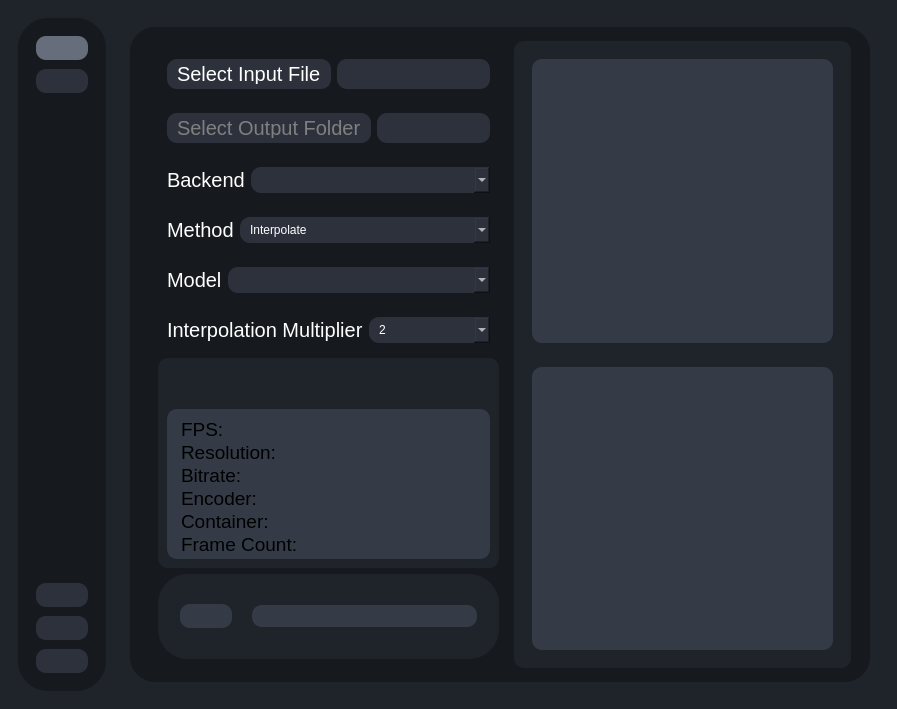
This is testRVEInterface.ui in TNTwise/REAL-Video-Enhancer as Qt 5 draws it before an edit. The edited form follows.
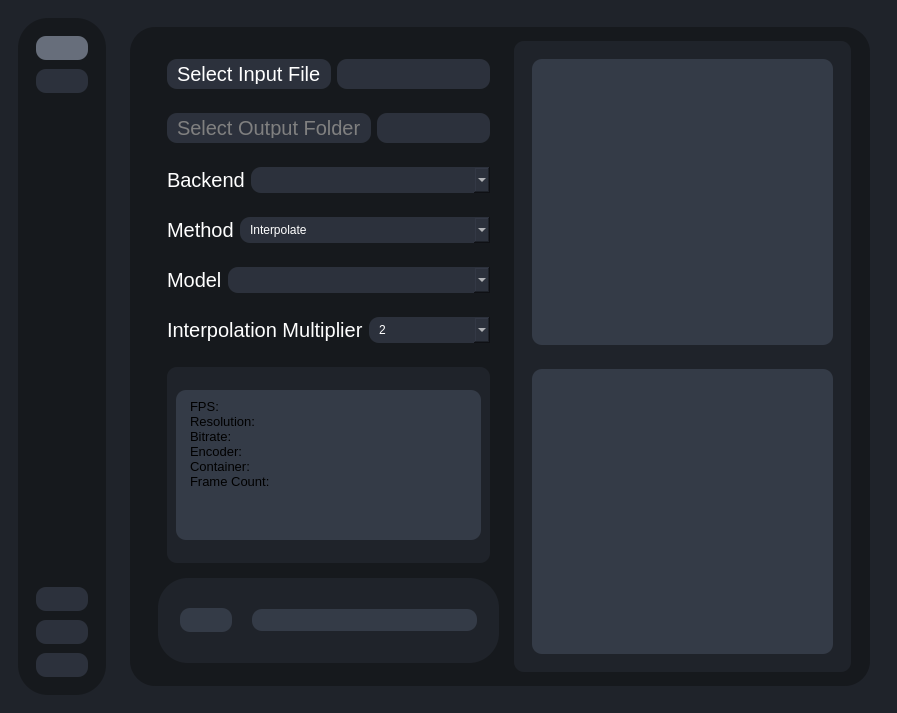
This is the edited form. The open tabs and pages were chosen to show the change. Icons and pictures are not drawn.

Commit message: finish up video info

```diff
--- a/testRVEInterface.ui
+++ b/testRVEInterface.ui
@@ -7,7 +7,7 @@
     <x>0</x>
     <y>0</y>
     <width>897</width>
-    <height>709</height>
+    <height>713</height>
    </rect>
   </property>
   <property name="windowTitle">
@@ -598,7 +598,16 @@
                   </widget>
                  </item>
                  <item>
+                  <widget class="QWidget" name="widget_2" native="true">
+                   <layout class="QVBoxLayout" name="verticalLayout_13">
+                    <item>
                   <widget class="QWidget" name="videoInfoContainer_2" native="true">
+                      <property name="minimumSize">
+                       <size>
+                        <width>0</width>
+                        <height>15</height>
+                       </size>
+                      </property>
                    <property name="styleSheet">
                     <string notr="true">QWidget {
 	background-color:#1f232a;
@@ -606,19 +615,6 @@
 }</string>
                    </property>
                    <layout class="QVBoxLayout" name="verticalLayout_10">
-                    <item>
-                     <spacer name="verticalSpacer_3">
-                      <property name="orientation">
-                       <enum>Qt::Orientation::Vertical</enum>
-                      </property>
-                      <property name="sizeHint" stdset="0">
-                       <size>
-                        <width>20</width>
-                        <height>40</height>
-                       </size>
-                      </property>
-                     </spacer>
-                    </item>
                     <item>
                      <widget class="QTextEdit" name="videoInfoTextEdit">
                       <property name="sizePolicy">
@@ -627,6 +623,12 @@
                         <verstretch>0</verstretch>
                        </sizepolicy>
                       </property>
+                         <property name="minimumSize">
+                          <size>
+                           <width>0</width>
+                           <height>130</height>
+                          </size>
+                         </property>
                       <property name="maximumSize">
                        <size>
                         <width>16777215</width>
@@ -658,14 +660,17 @@
 li.unchecked::marker { content: &quot;\2610&quot;; }
 li.checked::marker { content: &quot;\2612&quot;; }
 &lt;/style&gt;&lt;/head&gt;&lt;body style=&quot; font-family:'Sans Serif'; font-size:9pt; font-weight:400; font-style:normal;&quot;&gt;
-&lt;p style=&quot; margin-top:0px; margin-bottom:0px; margin-left:0px; margin-right:0px; -qt-block-indent:0; text-indent:0px;&quot;&gt;&lt;span style=&quot; font-size:14pt;&quot;&gt;FPS:&lt;/span&gt;&lt;/p&gt;
-&lt;p style=&quot; margin-top:0px; margin-bottom:0px; margin-left:0px; margin-right:0px; -qt-block-indent:0; text-indent:0px;&quot;&gt;&lt;span style=&quot; font-size:14pt;&quot;&gt;Resolution:&lt;/span&gt;&lt;/p&gt;
-&lt;p style=&quot; margin-top:0px; margin-bottom:0px; margin-left:0px; margin-right:0px; -qt-block-indent:0; text-indent:0px;&quot;&gt;&lt;span style=&quot; font-size:14pt;&quot;&gt;Bitrate:&lt;/span&gt;&lt;/p&gt;
-&lt;p style=&quot; margin-top:0px; margin-bottom:0px; margin-left:0px; margin-right:0px; -qt-block-indent:0; text-indent:0px;&quot;&gt;&lt;span style=&quot; font-size:14pt;&quot;&gt;Encoder:&lt;/span&gt;&lt;/p&gt;
-&lt;p style=&quot; margin-top:0px; margin-bottom:0px; margin-left:0px; margin-right:0px; -qt-block-indent:0; text-indent:0px;&quot;&gt;&lt;span style=&quot; font-size:14pt;&quot;&gt;Container:&lt;/span&gt;&lt;/p&gt;
-&lt;p style=&quot; margin-top:0px; margin-bottom:0px; margin-left:0px; margin-right:0px; -qt-block-indent:0; text-indent:0px;&quot;&gt;&lt;span style=&quot; font-size:14pt;&quot;&gt;Frame Count:&lt;/span&gt;&lt;/p&gt;
-&lt;p style=&quot;-qt-paragraph-type:empty; margin-top:0px; margin-bottom:0px; margin-left:0px; margin-right:0px; -qt-block-indent:0; text-indent:0px;&quot;&gt;&lt;br /&gt;&lt;/p&gt;&lt;/body&gt;&lt;/html&gt;</string>
-                      </property>
+&lt;p style=&quot; margin-top:0px; margin-bottom:0px; margin-left:0px; margin-right:0px; -qt-block-indent:0; text-indent:0px;&quot;&gt;&lt;span style=&quot; font-size:10pt;&quot;&gt;FPS:&lt;/span&gt;&lt;/p&gt;
+&lt;p style=&quot; margin-top:0px; margin-bottom:0px; margin-left:0px; margin-right:0px; -qt-block-indent:0; text-indent:0px;&quot;&gt;&lt;span style=&quot; font-size:10pt;&quot;&gt;Resolution:&lt;/span&gt;&lt;/p&gt;
+&lt;p style=&quot; margin-top:0px; margin-bottom:0px; margin-left:0px; margin-right:0px; -qt-block-indent:0; text-indent:0px;&quot;&gt;&lt;span style=&quot; font-size:10pt;&quot;&gt;Bitrate:&lt;/span&gt;&lt;/p&gt;
+&lt;p style=&quot; margin-top:0px; margin-bottom:0px; margin-left:0px; margin-right:0px; -qt-block-indent:0; text-indent:0px;&quot;&gt;&lt;span style=&quot; font-size:10pt;&quot;&gt;Encoder:&lt;/span&gt;&lt;/p&gt;
+&lt;p style=&quot; margin-top:0px; margin-bottom:0px; margin-left:0px; margin-right:0px; -qt-block-indent:0; text-indent:0px;&quot;&gt;&lt;span style=&quot; font-size:10pt;&quot;&gt;Container:&lt;/span&gt;&lt;/p&gt;
+&lt;p style=&quot; margin-top:0px; margin-bottom:0px; margin-left:0px; margin-right:0px; -qt-block-indent:0; text-indent:0px;&quot;&gt;&lt;span style=&quot; font-size:10pt;&quot;&gt;Frame Count:&lt;/span&gt;&lt;/p&gt;
+&lt;p style=&quot;-qt-paragraph-type:empty; margin-top:0px; margin-bottom:0px; margin-left:0px; margin-right:0px; -qt-block-indent:0; text-indent:0px; font-size:10pt;&quot;&gt;&lt;br /&gt;&lt;/p&gt;&lt;/body&gt;&lt;/html&gt;</string>
+                         </property>
+                        </widget>
+                       </item>
+                      </layout>
                      </widget>
                     </item>
                    </layout>
```
Lines whose indentation alone changed are shown as unchanged. The commit also changes 2 other files.
